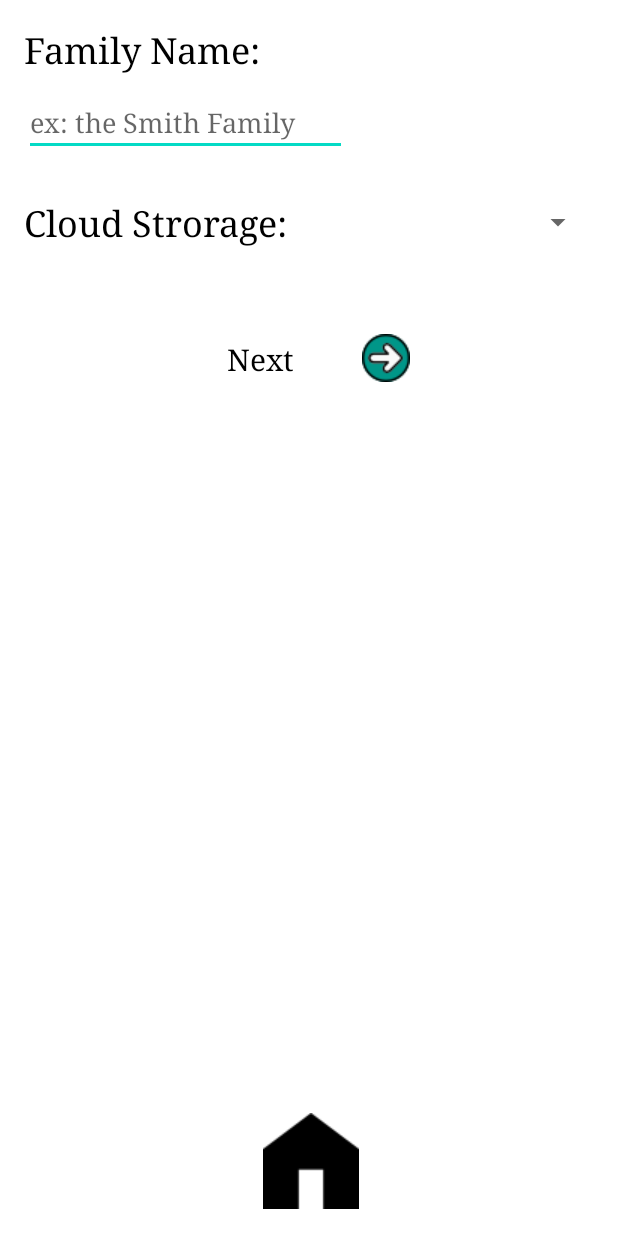
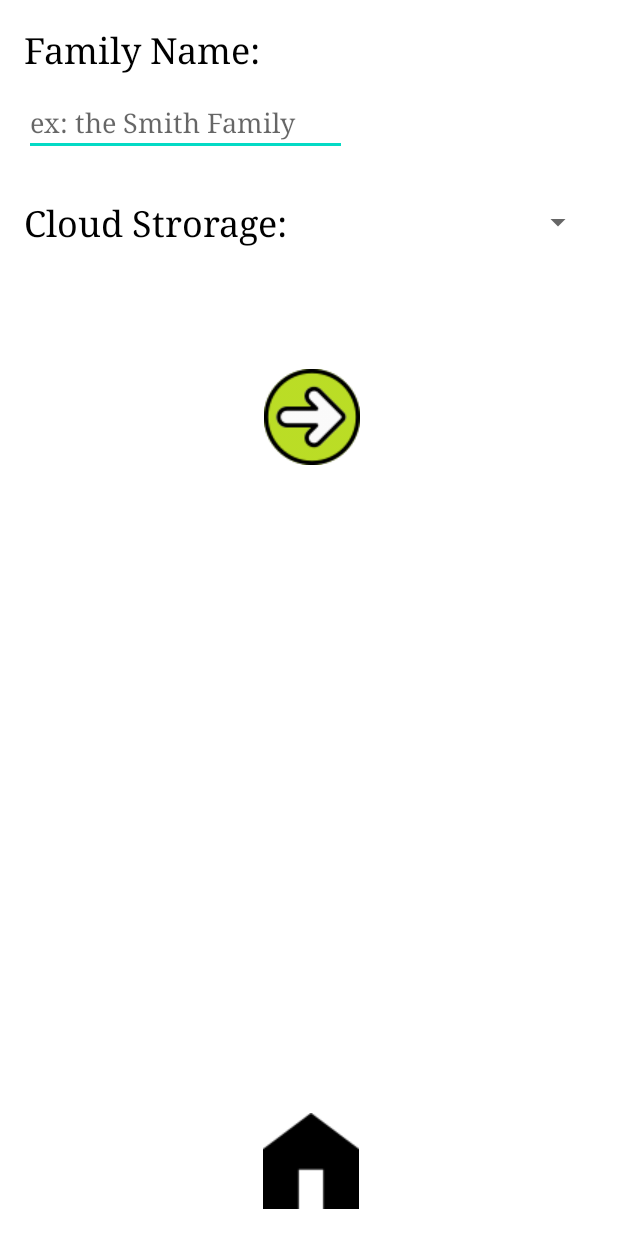
Before and after one commit to Harini-Arunprakash/FamilyTree, an Android app: the CreateFamily screen opened directly, with no data from a screen before it, on a phone screen of 412 x 824 dp. Run offline under Robolectric (Android 15) with nearby library versions, the phone set to English and light mode, and no system bars.

Commit message:
edited layout and button usage

```diff
--- a/app/src/main/res/layout/create_screen.xml
+++ b/app/src/main/res/layout/create_screen.xml
@@ -80,31 +80,16 @@
 
     <ImageButton
         android:id="@+id/nextButton"
-        android:layout_width="46dp"
-        android:layout_height="47dp"
-        android:layout_marginEnd="132dp"
-        android:layout_marginRight="132dp"
+        android:layout_width="72dp"
+        android:layout_height="64dp"
+        android:layout_marginEnd="168dp"
+        android:layout_marginRight="168dp"
         android:background="@android:color/background_light"
         android:onClick="nextButtonClicked"
         app:layout_constraintBottom_toTopOf="@+id/homeButton"
         app:layout_constraintEnd_toEndOf="parent"
         app:layout_constraintTop_toBottomOf="@+id/cloudStorage"
-        app:layout_constraintVertical_bias="0.096"
-        app:srcCompat="@drawable/rightarrow" />
-
-    <TextView
-        android:id="@+id/nextText"
-        android:layout_width="wrap_content"
-        android:layout_height="wrap_content"
-        android:fontFamily="serif"
-        android:text="Next"
-        android:textColor="@android:color/black"
-        android:textSize="20sp"
-        app:layout_constraintBottom_toTopOf="@+id/homeButton"
-        app:layout_constraintEnd_toEndOf="parent"
-        app:layout_constraintHorizontal_bias="0.412"
-        app:layout_constraintStart_toStartOf="parent"
-        app:layout_constraintTop_toBottomOf="@+id/cloudText"
-        app:layout_constraintVertical_bias="0.113" />
+        app:layout_constraintVertical_bias="0.159"
+        app:srcCompat="@drawable/right" />
 
 </androidx.constraintlayout.widget.ConstraintLayout>
--- a/app/src/main/res/layout/load_screen.xml
+++ b/app/src/main/res/layout/load_screen.xml
@@ -7,7 +7,7 @@
     android:layout_height="match_parent">
 
     <TextView
-        android:id="@+id/textView5"
+        android:id="@+id/enterPrompt"
         android:layout_width="251dp"
         android:layout_height="30dp"
         android:fontFamily="serif"
@@ -22,7 +22,7 @@
         app:layout_constraintVertical_bias="0.313" />
 
     <EditText
-        android:id="@+id/editText4"
+        android:id="@+id/enterCode"
         android:layout_width="wrap_content"
         android:layout_height="wrap_content"
         android:layout_marginStart="98dp"
@@ -36,7 +36,7 @@
         app:layout_constraintBottom_toTopOf="@+id/enterButton"
         app:layout_constraintEnd_toEndOf="parent"
         app:layout_constraintStart_toStartOf="parent"
-        app:layout_constraintTop_toBottomOf="@+id/textView5" />
+        app:layout_constraintTop_toBottomOf="@+id/enterPrompt" />
 
     <Button
         android:id="@+id/enterButton"
@@ -55,5 +55,5 @@
         app:layout_constraintBottom_toBottomOf="parent"
         app:layout_constraintEnd_toEndOf="parent"
         app:layout_constraintStart_toStartOf="parent"
-        app:layout_constraintTop_toBottomOf="@+id/editText4" />
+        app:layout_constraintTop_toBottomOf="@+id/enterCode" />
 </androidx.constraintlayout.widget.ConstraintLayout>
```
Also changed, not shown: app/src/main/res/drawable/right.png (added).
